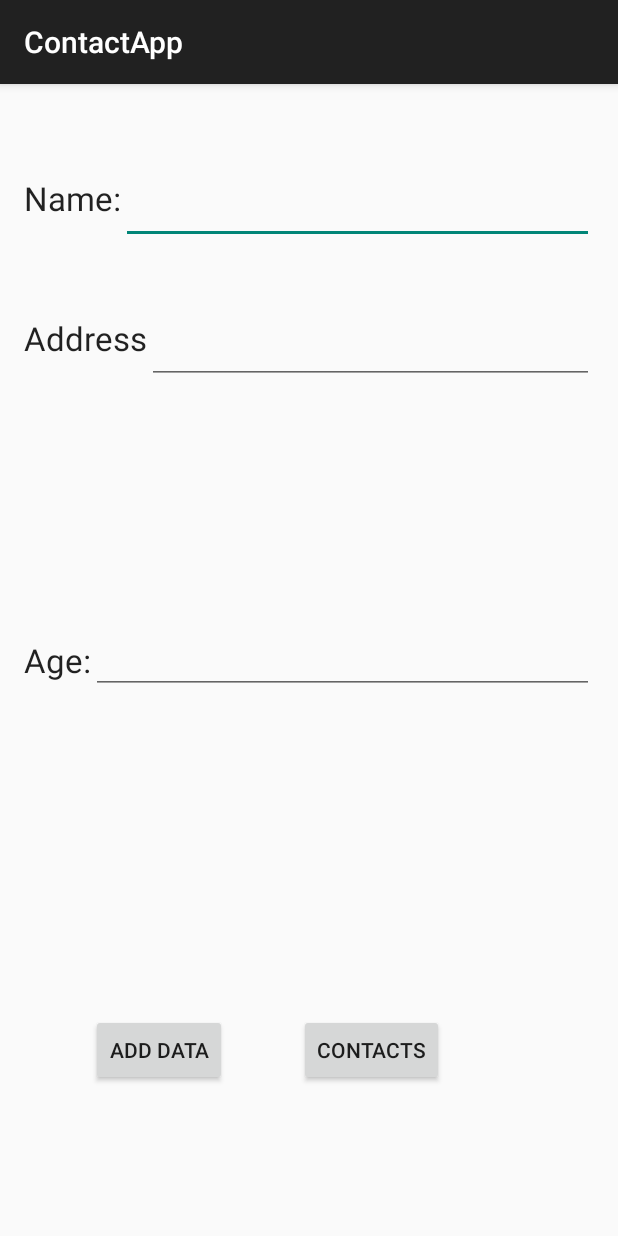
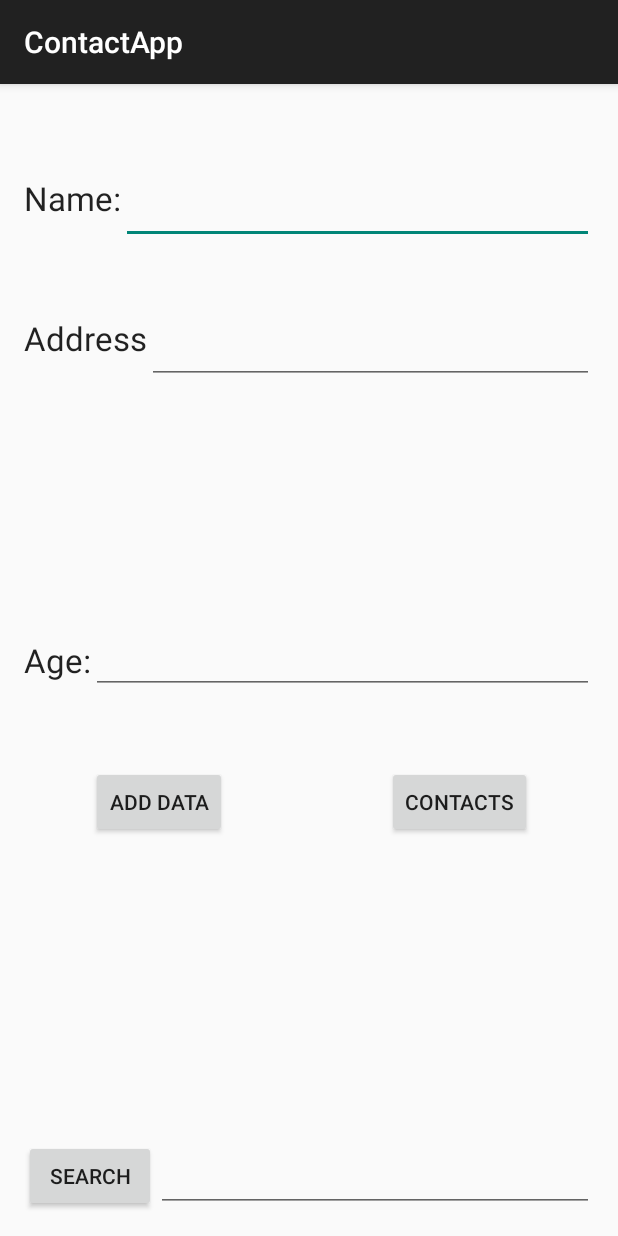
Before and after one commit to n3jacobson/MyContactAppP1_2017, an Android app: the screen it shows after launch (MainActivity), on a phone screen of 412 x 824 dp. Run offline under Robolectric (Android 15) with nearby library versions, the phone set to English and light mode, and no system bars.

Commit message:
Created search button
The search button creates a new screen which has a scroll orientation.

```diff
--- a/ContactApp/app/src/main/java/com/example/jacobsonn1604/contactapp/DataBaseHelper.java
+++ b/ContactApp/app/src/main/java/com/example/jacobsonn1604/contactapp/DataBaseHelper.java
@@ -51,6 +51,5 @@ public class DataBaseHelper extends SQLiteOpenHelper{
         SQLiteDatabase db = this.getWritableDatabase();
         Cursor res = db.rawQuery("select * from " + TABLE_NAME,null);
         return res;
-
     }
 }
--- a/ContactApp/app/src/main/res/layout/activity_main.xml
+++ b/ContactApp/app/src/main/res/layout/activity_main.xml
@@ -32,10 +32,9 @@
         android:text="Add Data"
         android:id="@+id/button_add"
         android:onClick="addData"
-        android:layout_alignParentBottom="true"
+        android:layout_alignTop="@+id/button_getContacts"
         android:layout_toRightOf="@+id/textView3"
-        android:layout_toEndOf="@+id/textView3"
-        android:layout_marginBottom="84dp" />
+        android:layout_toEndOf="@+id/textView3" />
 
     <TextView
         android:layout_width="wrap_content"
@@ -83,10 +82,30 @@
         android:text="Contacts"
         android:id="@+id/button_getContacts"
         android:onClick="viewData"
-        android:layout_alignTop="@+id/button_add"
-        android:layout_toRightOf="@+id/button_add"
-        android:layout_toEndOf="@+id/button_add"
-        android:layout_marginLeft="48dp"
-        android:layout_marginStart="48dp" />
+        android:layout_marginRight="41dp"
+        android:layout_marginEnd="41dp"
+        android:layout_below="@+id/editText_age"
+        android:layout_alignRight="@+id/editText_name"
+        android:layout_alignEnd="@+id/editText_name"
+        android:layout_marginTop="48dp" />
+
+    <Button
+        android:layout_width="wrap_content"
+        android:layout_height="wrap_content"
+        android:text="Search"
+        android:id="@+id/button_search"
+        android:onClick="search"
+        android:layout_alignParentBottom="true"
+        android:layout_alignParentLeft="true"
+        android:layout_alignParentStart="true" />
+
+    <EditText
+        android:layout_width="wrap_content"
+        android:layout_height="wrap_content"
+        android:id="@+id/editText_search"
+        android:layout_alignParentBottom="true"
+        android:layout_toRightOf="@+id/button_search"
+        android:layout_alignRight="@+id/editText_name"
+        android:layout_alignEnd="@+id/editText_name" />
 
 </RelativeLayout>
--- a/ContactApp/app/src/main/res/values/strings.xml
+++ b/ContactApp/app/src/main/res/values/strings.xml
@@ -3,4 +3,6 @@
 
     <string name="hello_world">Hello world!</string>
     <string name="action_settings">Settings</string>
+    <string name="title_activity_display_message">DisplayMessageActivity</string>
+    <string name="title_activity_find_data">findData</string>
 </resources>
```
Also changed, not shown: ContactApp/app/src/main/AndroidManifest.xml (+13 -0 lines), ContactApp/app/src/main/java/com/example/jacobsonn1604/contactapp/MainActivity.java (+31 -1 lines), ContactApp/app/src/main/java/com/example/jacobsonn1604/contactapp/findData.java (added, +44 -0 lines), ContactApp/app/src/main/res/layout/activity_find_data.xml (added, +32 -0 lines), ContactApp/app/src/main/res/menu/menu_display_message.xml (added, +7 -0 lines), ContactApp/app/src/main/res/menu/menu_find_data.xml (added, +7 -0 lines).
